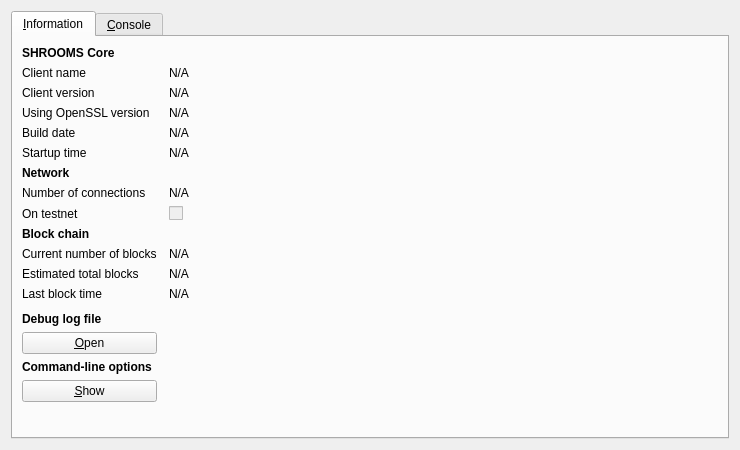
First picture: the form in src/qt/forms/rpcconsole.ui, repository torus-economy/torus-core, before the edit.
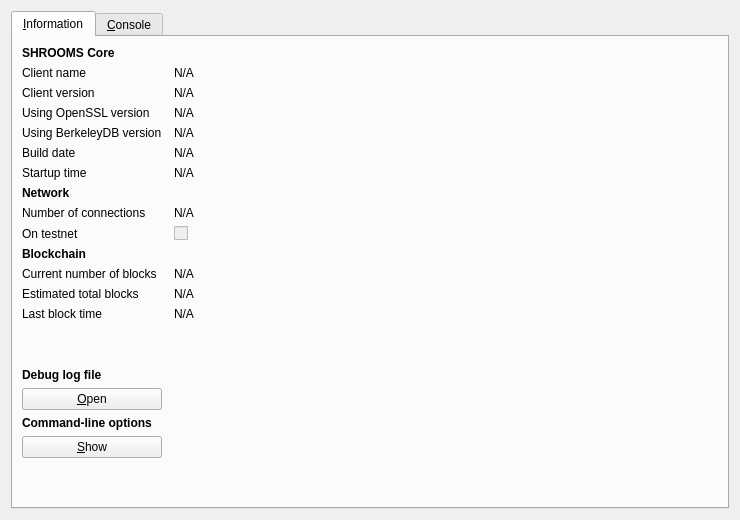
Second picture: the form after the edit. Icons and pictures are not drawn.

Commit message: Add BerkeleyDB version to debug.log and GUI info screen.

```diff
--- a/src/qt/forms/rpcconsole.ui
+++ b/src/qt/forms/rpcconsole.ui
@@ -7,7 +7,7 @@
     <x>0</x>
     <y>0</y>
     <width>740</width>
-    <height>450</height>
+    <height>520</height>
    </rect>
   </property>
   <property name="windowTitle">
@@ -110,13 +110,36 @@
         </widget>
        </item>
        <item row="4" column="0">
+        <widget class="QLabel" name="label_bdb">
+         <property name="text">
+          <string>Using BerkeleyDB version</string>
+         </property>
+        </widget>
+       </item>
+       <item row="4" column="1">
+        <widget class="QLabel" name="dbVersion">
+         <property name="cursor">
+          <cursorShape>IBeamCursor</cursorShape>
+         </property>
+         <property name="text">
+          <string>N/A</string>
+         </property>
+         <property name="textFormat">
+          <enum>Qt::PlainText</enum>
+         </property>
+         <property name="textInteractionFlags">
+          <set>Qt::LinksAccessibleByMouse|Qt::TextSelectableByKeyboard|Qt::TextSelectableByMouse</set>
+         </property>
+        </widget>
+       </item>
+       <item row="5" column="0">
         <widget class="QLabel" name="label_12">
          <property name="text">
           <string>Build date</string>
          </property>
         </widget>
        </item>
-       <item row="4" column="1">
+       <item row="5" column="1">
         <widget class="QLabel" name="buildDate">
          <property name="cursor">
           <cursorShape>IBeamCursor</cursorShape>
@@ -132,14 +155,14 @@
          </property>
         </widget>
        </item>
-       <item row="5" column="0">
+       <item row="6" column="0">
         <widget class="QLabel" name="label_13">
          <property name="text">
           <string>Startup time</string>
          </property>
         </widget>
        </item>
-       <item row="5" column="1">
+       <item row="6" column="1">
         <widget class="QLabel" name="startupTime">
          <property name="cursor">
           <cursorShape>IBeamCursor</cursorShape>
@@ -155,7 +178,7 @@
          </property>
         </widget>
        </item>
-       <item row="6" column="0">
+       <item row="7" column="0">
         <widget class="QLabel" name="label_11">
          <property name="font">
           <font>
@@ -168,14 +191,14 @@
          </property>
         </widget>
        </item>
-       <item row="7" column="0">
+       <item row="8" column="0">
         <widget class="QLabel" name="label_7">
          <property name="text">
           <string>Number of connections</string>
          </property>
         </widget>
        </item>
-       <item row="7" column="1">
+       <item row="8" column="1">
         <widget class="QLabel" name="numberOfConnections">
          <property name="cursor">
           <cursorShape>IBeamCursor</cursorShape>
@@ -191,14 +214,14 @@
          </property>
         </widget>
        </item>
-       <item row="8" column="0">
+       <item row="9" column="0">
         <widget class="QLabel" name="label_8">
          <property name="text">
           <string>On testnet</string>
          </property>
         </widget>
        </item>
-       <item row="8" column="1">
+       <item row="9" column="1">
         <widget class="QCheckBox" name="isTestNet">
          <property name="enabled">
           <bool>false</bool>
@@ -208,27 +231,27 @@
          </property>
         </widget>
        </item>
-       <item row="9" column="0">
-        <widget class="QLabel" name="label_10">
-         <property name="font">
-          <font>
-           <weight>75</weight>
-           <bold>true</bold>
-          </font>
-         </property>
-         <property name="text">
-          <string>Block chain</string>
-         </property>
-        </widget>
-       </item>
        <item row="10" column="0">
+        <widget class="QLabel" name="label_10">
+         <property name="font">
+          <font>
+           <weight>75</weight>
+           <bold>true</bold>
+          </font>
+         </property>
+         <property name="text">
+          <string>Blockchain</string>
+         </property>
+        </widget>
+       </item>
+       <item row="11" column="0">
         <widget class="QLabel" name="label_3">
          <property name="text">
           <string>Current number of blocks</string>
          </property>
         </widget>
        </item>
-       <item row="10" column="1">
+       <item row="11" column="1">
         <widget class="QLabel" name="numberOfBlocks">
          <property name="cursor">
           <cursorShape>IBeamCursor</cursorShape>
@@ -244,14 +267,14 @@
          </property>
         </widget>
        </item>
-       <item row="11" column="0">
+       <item row="12" column="0">
         <widget class="QLabel" name="label_4">
          <property name="text">
           <string>Estimated total blocks</string>
          </property>
         </widget>
        </item>
-       <item row="11" column="1">
+       <item row="12" column="1">
         <widget class="QLabel" name="totalBlocks">
          <property name="cursor">
           <cursorShape>IBeamCursor</cursorShape>
@@ -267,14 +290,14 @@
          </property>
         </widget>
        </item>
-       <item row="12" column="0">
+       <item row="13" column="0">
         <widget class="QLabel" name="label_2">
          <property name="text">
           <string>Last block time</string>
          </property>
         </widget>
        </item>
-       <item row="12" column="1">
+       <item row="13" column="1">
         <widget class="QLabel" name="lastBlockTime">
          <property name="cursor">
           <cursorShape>IBeamCursor</cursorShape>
@@ -290,7 +313,7 @@
          </property>
         </widget>
        </item>
-       <item row="13" column="0">
+       <item row="14" column="0">
         <spacer name="verticalSpacer_2">
          <property name="orientation">
           <enum>Qt::Vertical</enum>
@@ -303,7 +326,7 @@
          </property>
         </spacer>
        </item>
-       <item row="14" column="0">
+       <item row="15" column="0">
         <widget class="QLabel" name="labelDebugLogfile">
          <property name="font">
           <font>
@@ -316,7 +339,7 @@
          </property>
         </widget>
        </item>
-       <item row="15" column="0">
+       <item row="16" column="0">
         <widget class="QPushButton" name="openDebugLogfileButton">
          <property name="toolTip">
           <string>Open the SHROOMS debug log file from the current data directory. This can take a few seconds for large log files.</string>
@@ -329,7 +352,7 @@
          </property>
         </widget>
        </item>
-       <item row="16" column="0">
+       <item row="17" column="0">
         <widget class="QLabel" name="labelCLOptions">
          <property name="font">
           <font>
@@ -342,7 +365,7 @@
          </property>
         </widget>
        </item>
-       <item row="17" column="0">
+       <item row="18" column="0">
         <widget class="QPushButton" name="showCLOptionsButton">
          <property name="toolTip">
           <string>Show the SHROOMS-Qt help message to get a list with possible SHROOMS command-line options.</string>
@@ -355,7 +378,7 @@
          </property>
         </widget>
        </item>
-       <item row="18" column="0">
+       <item row="19" column="0">
         <spacer name="verticalSpacer">
          <property name="orientation">
           <enum>Qt::Vertical</enum>
```
The commit also changes 6 other files.
